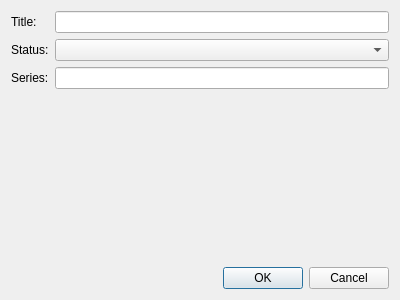
The window that src/dialogaddgame.ui (LeftySolara/gbt) describes before a commit, drawn with Qt 5.
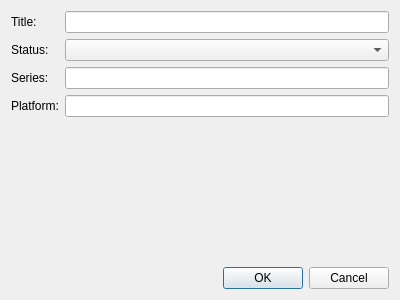
The same window after the commit.

Commit message: Add platforms column to database schema

```diff
--- a/src/dialogaddgame.ui
+++ b/src/dialogaddgame.ui
@@ -46,6 +46,16 @@
      <item row="2" column="1">
       <widget class="QLineEdit" name="lineEditSeries"/>
      </item>
+     <item row="3" column="0">
+      <widget class="QLabel" name="labelPlatform">
+       <property name="text">
+        <string>Platform:</string>
+       </property>
+      </widget>
+     </item>
+     <item row="3" column="1">
+      <widget class="QLineEdit" name="lineEditPlatform"/>
+     </item>
     </layout>
    </item>
    <item>
```
The commit also changes 8 other files.
